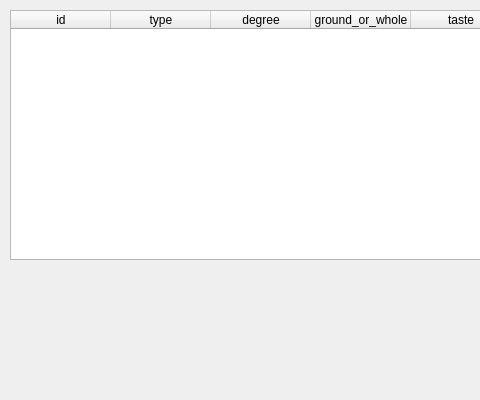
The window that main.ui (VladimirIrkhin/coffee) describes before a commit, drawn with Qt 5; both pictures show x 0 to 480 and y 0 to 400 of the 750 by 400 pixel window.
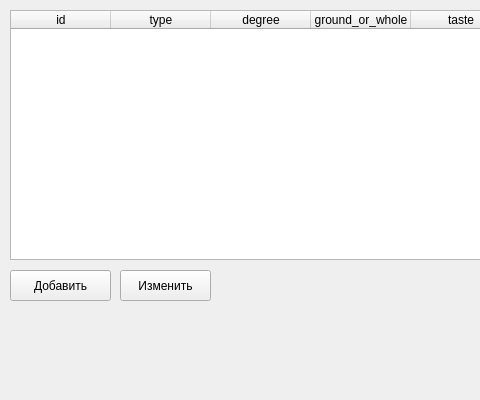
The same window after the commit.

The edit to the form file:
```diff
--- a/main.ui
+++ b/main.ui
@@ -59,6 +59,32 @@
      </property>
     </column>
    </widget>
+   <widget class="QPushButton" name="add_button">
+    <property name="geometry">
+     <rect>
+      <x>10</x>
+      <y>270</y>
+      <width>101</width>
+      <height>31</height>
+     </rect>
+    </property>
+    <property name="text">
+     <string>Добавить</string>
+    </property>
+   </widget>
+   <widget class="QPushButton" name="change_button">
+    <property name="geometry">
+     <rect>
+      <x>120</x>
+      <y>270</y>
+      <width>91</width>
+      <height>31</height>
+     </rect>
+    </property>
+    <property name="text">
+     <string>Изменить</string>
+    </property>
+   </widget>
   </widget>
   <widget class="QMenuBar" name="menubar">
    <property name="geometry">
```
